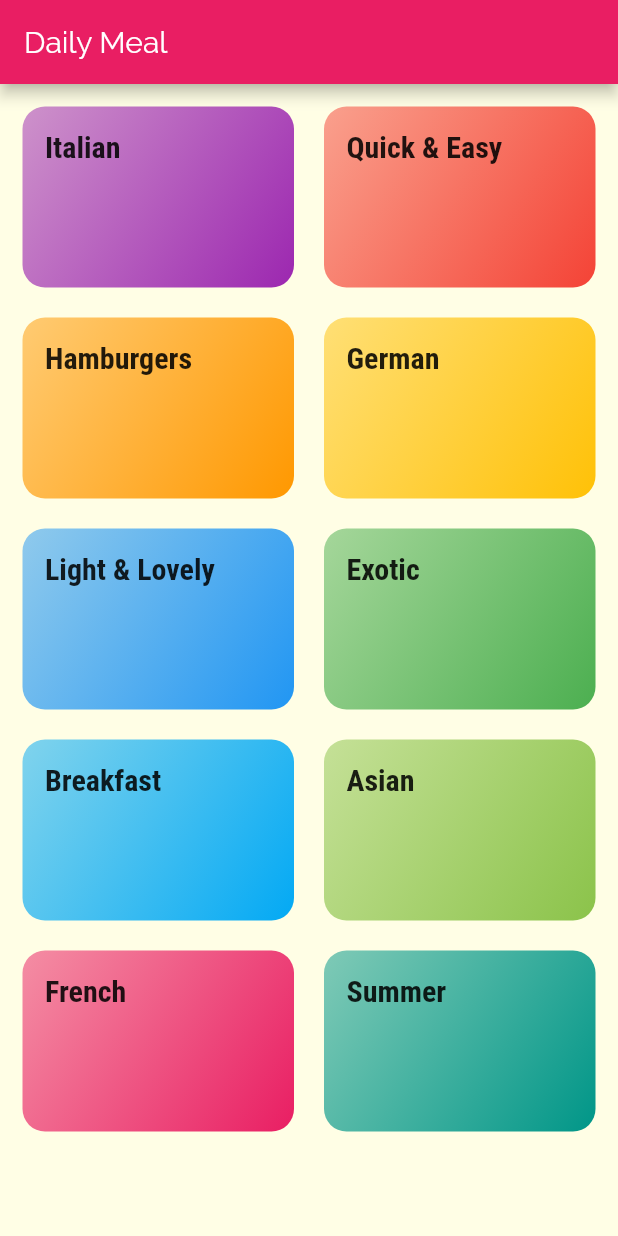
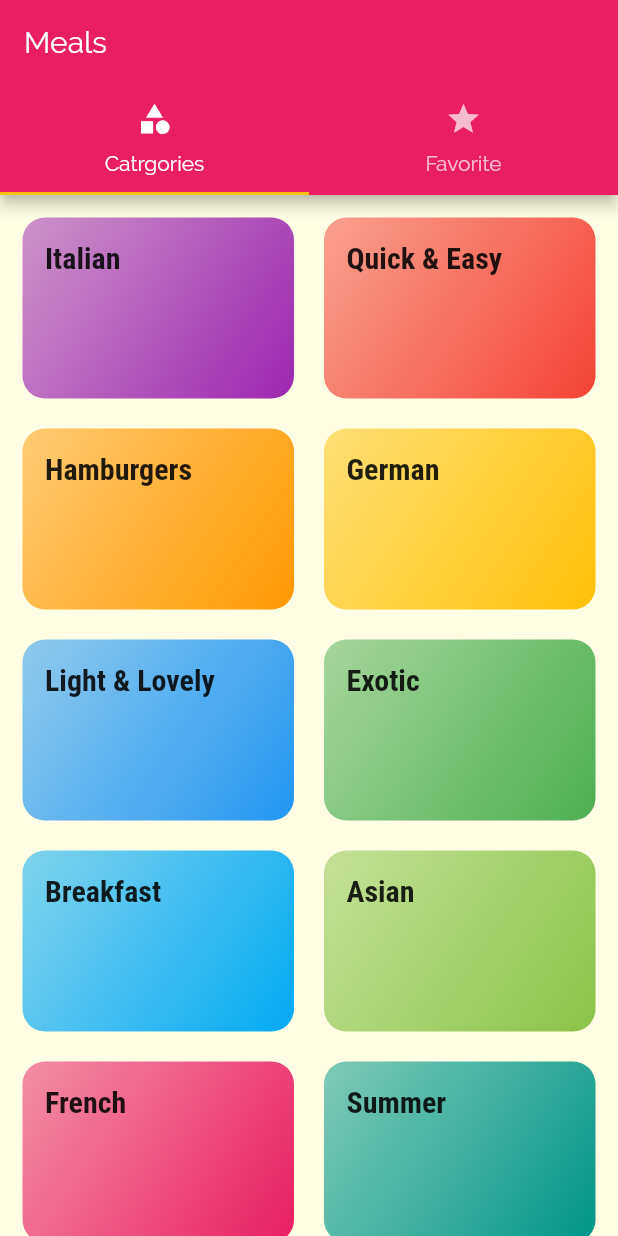
Before and after one commit to AqeelAaqi/daily_meal, a Flutter app: the screen it shows after launch, on a phone screen of 412 x 824 dp. Run offline on Flutter 3.47's test engine with Material 2 defaults, Android fonts, the phone set to English and light mode, and no system bars.

Commit message:
Adding TabBar and Favorite Screen

```diff
--- a/lib/main.dart
+++ b/lib/main.dart
@@ -1,5 +1,6 @@
 import 'package:daily_meal/screens/categories_screen.dart';
 import 'package:daily_meal/screens/meal_detail_screen.dart';
+import 'package:daily_meal/screens/tabs_screen.dart';
 import 'package:flutter/material.dart';
 import 'screens/category_meals_screen.dart';
 
@@ -39,7 +40,7 @@ class MyApp extends StatelessWidget {
       // home: CategoriesScreen(),
       initialRoute: '/',
       routes: {
-        '/':(ctx) => CategoriesScreen(),
+        '/':(ctx) => TabsScreen(),
         CategoryMealsScreen.routName: (ctx) => CategoryMealsScreen(),
         MealDetailScreen.routName: (ctx) => MealDetailScreen(),
         // '/category-meals': (ctx) => CategoryMealsScreen(),
--- a/lib/screens/categories_screen.dart
+++ b/lib/screens/categories_screen.dart
@@ -7,9 +7,7 @@ class CategoriesScreen extends StatelessWidget {
   @override
   Widget build(BuildContext context) {
     // TODO: implement build
-    return Scaffold(
-      appBar: AppBar (title: const Text("Daily Meal"),),
-      body: GridView(
+    return GridView(
         padding: EdgeInsets.all(15),
         gridDelegate: const SliverGridDelegateWithMaxCrossAxisExtent(
           maxCrossAxisExtent: 200,
@@ -20,7 +18,6 @@ class CategoriesScreen extends StatelessWidget {
         children: DUMMY_CATEGORIES
             .map((catData) => CategoryItem(catData.id, catData.title, catData.color))
             .toList(),
-      ),
-    );
+      );
   }
 }
--- /dev/null
+++ b/lib/screens/favorites_screen.dart
@@ -0,0 +1,11 @@
+import 'package:flutter/material.dart';
+
+class FavoritesScreen extends StatelessWidget {
+  @override
+  Widget build(BuildContext context) {
+    // TODO: implement build
+    return Center(
+      child: Text('The Favorites'),
+    );
+  }
+}
--- /dev/null
+++ b/lib/screens/tabs_screen.dart
@@ -0,0 +1,47 @@
+import 'package:daily_meal/screens/categories_screen.dart';
+import 'package:daily_meal/screens/favorites_screen.dart';
+import 'package:flutter/cupertino.dart';
+import 'package:flutter/material.dart';
+
+class TabsScreen extends StatefulWidget {
+  @override
+  _TabsScreen createState() => _TabsScreen();
+}
+
+class _TabsScreen extends State<TabsScreen> {
+  @override
+  Widget build(BuildContext context) {
+    // TODO: implement build
+    return DefaultTabController(
+      length: 2,
+      // initialIndex: 0,
+      child: Scaffold(
+        appBar: AppBar(
+          title: Text('Meals'),
+          bottom: TabBar(
+            tabs: <Widget>[
+              Tab(
+                icon: Icon(
+                  Icons.category,
+                ),
+                text: 'Catrgories',
+              ),
+              Tab(
+                icon: Icon(
+                  Icons.star,
+                ),
+                text: 'Favorite',
+              ),
+            ],
+          ),
+        ),
+        body: TabBarView(
+          children: <Widget>[
+            CategoriesScreen(),
+            FavoritesScreen(),
+          ],
+        ),
+      ),
+    );
+  }
+}
```
